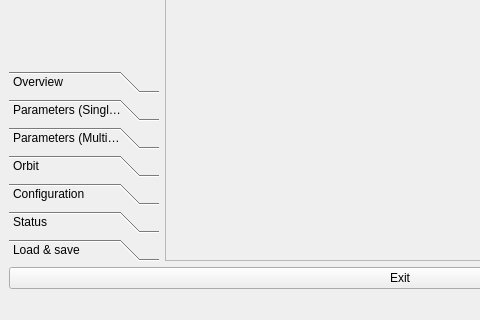
Old version of the form pyRamid/trunk/src/ui/win1.ui in the repository hinxx/hiinks; both pictures show x 0 to 480 and y 280 to 600 of the 800 by 600 pixel window.
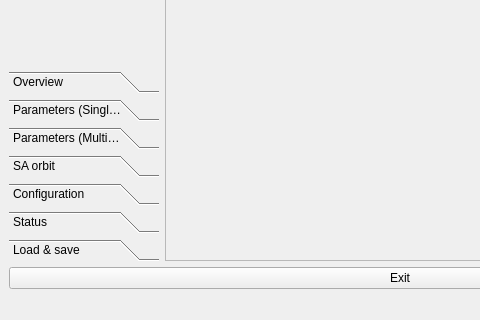
New version of the form. The open tabs and pages were chosen to show the change.

The edit to the form file:
```diff
--- a/pyRamid/trunk/src/ui/win1.ui
+++ b/pyRamid/trunk/src/ui/win1.ui
@@ -74,7 +74,7 @@
           </rect>
          </property>
          <attribute name="label">
-          <string>Orbit</string>
+          <string>SA orbit</string>
          </attribute>
         </widget>
         <widget class="QWidget" name="page_configuration">
```
Left out of the diff: 20 changed lines with no effect on the pictures.
